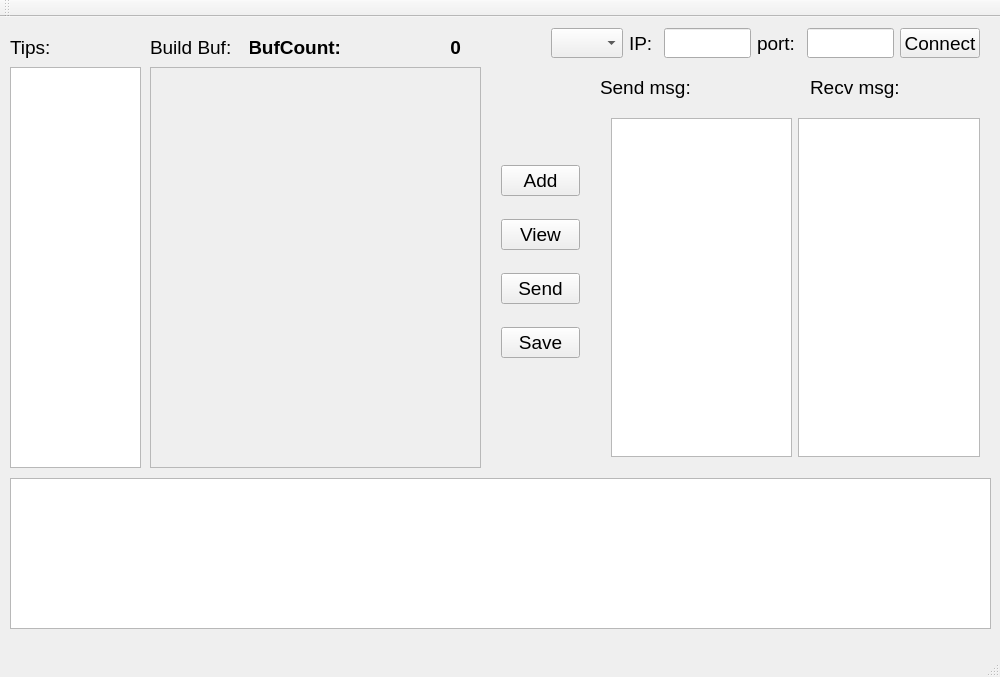
lkpworkspace/my_frame, file projects/MyTool/BuildBuf/ui/MainWindow.ui: the form before one commit.
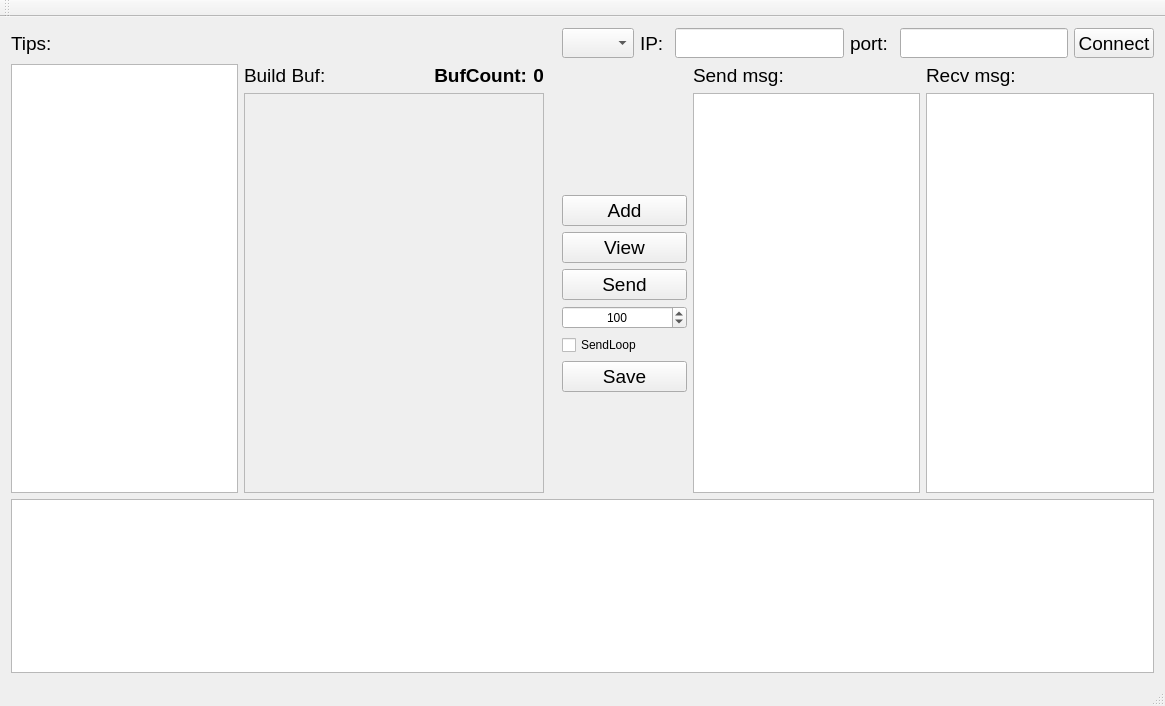
The form after the commit.

```diff
--- a/projects/MyTool/BuildBuf/ui/MainWindow.ui
+++ b/projects/MyTool/BuildBuf/ui/MainWindow.ui
@@ -6,8 +6,8 @@
    <rect>
     <x>0</x>
     <y>0</y>
-    <width>1000</width>
-    <height>677</height>
+    <width>1165</width>
+    <height>706</height>
    </rect>
   </property>
   <property name="minimumSize">
@@ -18,23 +18,156 @@
   </property>
   <property name="maximumSize">
    <size>
-    <width>1000</width>
-    <height>677</height>
+    <width>10000</width>
+    <height>10000</height>
    </size>
   </property>
   <property name="windowTitle">
    <string>MainWindow</string>
   </property>
   <widget class="QWidget" name="centralWidget">
-   <widget class="QWidget" name="horizontalLayoutWidget">
-    <property name="geometry">
-     <rect>
-      <x>540</x>
-      <y>0</y>
-      <width>451</width>
-      <height>41</height>
-     </rect>
-    </property>
+   <layout class="QGridLayout" name="gridLayout">
+    <item row="1" column="5">
+     <widget class="QLabel" name="label_5">
+      <property name="font">
+       <font>
+        <pointsize>14</pointsize>
+       </font>
+      </property>
+      <property name="text">
+       <string>Send msg:</string>
+      </property>
+     </widget>
+    </item>
+    <item row="2" column="4">
+     <layout class="QVBoxLayout" name="verticalLayout">
+      <item>
+       <spacer name="verticalSpacer_2">
+        <property name="orientation">
+         <enum>Qt::Vertical</enum>
+        </property>
+        <property name="sizeHint" stdset="0">
+         <size>
+          <width>20</width>
+          <height>40</height>
+         </size>
+        </property>
+       </spacer>
+      </item>
+      <item>
+       <widget class="QPushButton" name="pushButton_Add">
+        <property name="minimumSize">
+         <size>
+          <width>0</width>
+          <height>30</height>
+         </size>
+        </property>
+        <property name="font">
+         <font>
+          <pointsize>14</pointsize>
+         </font>
+        </property>
+        <property name="text">
+         <string>Add</string>
+        </property>
+       </widget>
+      </item>
+      <item>
+       <widget class="QPushButton" name="pushButton_View">
+        <property name="minimumSize">
+         <size>
+          <width>0</width>
+          <height>30</height>
+         </size>
+        </property>
+        <property name="font">
+         <font>
+          <pointsize>14</pointsize>
+         </font>
+        </property>
+        <property name="text">
+         <string>View</string>
+        </property>
+       </widget>
+      </item>
+      <item>
+       <widget class="QPushButton" name="pushButton_Send">
+        <property name="minimumSize">
+         <size>
+          <width>0</width>
+          <height>30</height>
+         </size>
+        </property>
+        <property name="font">
+         <font>
+          <pointsize>14</pointsize>
+         </font>
+        </property>
+        <property name="text">
+         <string>Send</string>
+        </property>
+       </widget>
+      </item>
+      <item>
+       <widget class="QSpinBox" name="spinBox_Interval">
+        <property name="alignment">
+         <set>Qt::AlignCenter</set>
+        </property>
+        <property name="specialValueText">
+         <string/>
+        </property>
+        <property name="minimum">
+         <number>1</number>
+        </property>
+        <property name="maximum">
+         <number>10000</number>
+        </property>
+        <property name="value">
+         <number>100</number>
+        </property>
+       </widget>
+      </item>
+      <item>
+       <widget class="QCheckBox" name="checkBox_SendLoop">
+        <property name="text">
+         <string>SendLoop</string>
+        </property>
+       </widget>
+      </item>
+      <item>
+       <widget class="QPushButton" name="pushButton_Save">
+        <property name="minimumSize">
+         <size>
+          <width>0</width>
+          <height>30</height>
+         </size>
+        </property>
+        <property name="font">
+         <font>
+          <pointsize>14</pointsize>
+         </font>
+        </property>
+        <property name="text">
+         <string>Save</string>
+        </property>
+       </widget>
+      </item>
+      <item>
+       <spacer name="verticalSpacer">
+        <property name="orientation">
+         <enum>Qt::Vertical</enum>
+        </property>
+        <property name="sizeHint" stdset="0">
+         <size>
+          <width>20</width>
+          <height>40</height>
+         </size>
+        </property>
+       </spacer>
+      </item>
+     </layout>
+    </item>
+    <item row="0" column="4" colspan="3">
     <layout class="QHBoxLayout" name="horizontalLayout">
      <item>
       <widget class="QComboBox" name="comboBox_Protocol">
@@ -121,29 +254,47 @@
       </widget>
      </item>
     </layout>
-   </widget>
+    </item>
+    <item row="3" column="0" colspan="7">
+     <widget class="QTableWidget" name="tableWidget"/>
+    </item>
+    <item row="1" column="6">
+     <widget class="QLabel" name="label_6">
+      <property name="font">
+       <font>
+        <pointsize>14</pointsize>
+       </font>
+      </property>
+      <property name="text">
+       <string>Recv msg:</string>
+      </property>
+     </widget>
+    </item>
+    <item row="2" column="5" colspan="2">
+     <layout class="QHBoxLayout" name="horizontalLayout_2">
+      <item>
+       <widget class="QListWidget" name="listWidget_Send"/>
+      </item>
+      <item>
+       <widget class="QListWidget" name="listWidget_Recv"/>
+      </item>
+     </layout>
+    </item>
+    <item row="1" column="0" rowspan="2">
    <widget class="QTextEdit" name="textEdit_Tips">
-    <property name="geometry">
-     <rect>
-      <x>10</x>
-      <y>50</y>
-      <width>131</width>
-      <height>401</height>
-     </rect>
+      <property name="minimumSize">
+       <size>
+        <width>100</width>
+        <height>100</height>
+       </size>
     </property>
     <property name="readOnly">
      <bool>true</bool>
     </property>
    </widget>
+    </item>
+    <item row="0" column="0">
    <widget class="QLabel" name="label_3">
-    <property name="geometry">
-     <rect>
-      <x>10</x>
-      <y>20</y>
-      <width>111</width>
-      <height>21</height>
-     </rect>
-    </property>
     <property name="font">
      <font>
       <pointsize>14</pointsize>
@@ -153,14 +304,18 @@
      <string>Tips: </string>
     </property>
    </widget>
+    </item>
+    <item row="1" column="1" rowspan="2">
+     <layout class="QVBoxLayout" name="verticalLayout_2">
+      <item>
+       <layout class="QGridLayout" name="gridLayout_2">
+        <item row="1" column="0">
    <widget class="QScrollArea" name="scrollArea">
-    <property name="geometry">
-     <rect>
-      <x>150</x>
-      <y>50</y>
-      <width>331</width>
-      <height>401</height>
-     </rect>
+          <property name="minimumSize">
+           <size>
+            <width>300</width>
+            <height>400</height>
+           </size>
     </property>
     <property name="horizontalScrollBarPolicy">
      <enum>Qt::ScrollBarAlwaysOff</enum>
@@ -173,21 +328,17 @@
       <rect>
        <x>0</x>
        <y>0</y>
-       <width>329</width>
-       <height>399</height>
+             <width>298</width>
+             <height>398</height>
       </rect>
      </property>
     </widget>
    </widget>
+        </item>
+        <item row="0" column="0">
+         <layout class="QHBoxLayout" name="horizontalLayout_5">
+          <item>
    <widget class="QLabel" name="label_4">
-    <property name="geometry">
-     <rect>
-      <x>150</x>
-      <y>20</y>
-      <width>91</width>
-      <height>21</height>
-     </rect>
-    </property>
     <property name="font">
      <font>
       <pointsize>14</pointsize>
@@ -197,186 +348,22 @@
      <string>Build Buf:</string>
     </property>
    </widget>
-   <widget class="QWidget" name="verticalLayoutWidget">
-    <property name="geometry">
-     <rect>
-      <x>490</x>
-      <y>120</y>
-      <width>101</width>
-      <height>251</height>
-     </rect>
-    </property>
-    <layout class="QVBoxLayout" name="verticalLayout">
-     <item>
-      <widget class="QPushButton" name="pushButton_Add">
-       <property name="minimumSize">
-        <size>
-         <width>0</width>
-         <height>30</height>
-        </size>
-       </property>
-       <property name="font">
-        <font>
-         <pointsize>14</pointsize>
-        </font>
-       </property>
-       <property name="text">
-        <string>Add</string>
-       </property>
-      </widget>
      </item>
      <item>
-      <widget class="QPushButton" name="pushButton_View">
-       <property name="minimumSize">
-        <size>
-         <width>0</width>
-         <height>30</height>
-        </size>
-       </property>
-       <property name="font">
-        <font>
-         <pointsize>14</pointsize>
-        </font>
-       </property>
-       <property name="text">
-        <string>View</string>
-       </property>
-      </widget>
-     </item>
-     <item>
-      <widget class="QPushButton" name="pushButton_Send">
-       <property name="minimumSize">
+           <spacer name="horizontalSpacer">
+            <property name="orientation">
+             <enum>Qt::Horizontal</enum>
+            </property>
+            <property name="sizeHint" stdset="0">
         <size>
-         <width>0</width>
-         <height>30</height>
-        </size>
-       </property>
-       <property name="font">
-        <font>
-         <pointsize>14</pointsize>
-        </font>
-       </property>
-       <property name="text">
-        <string>Send</string>
-       </property>
-      </widget>
+              <width>40</width>
+              <height>20</height>
+             </size>
+            </property>
+           </spacer>
      </item>
      <item>
-      <widget class="QPushButton" name="pushButton_Save">
-       <property name="minimumSize">
-        <size>
-         <width>0</width>
-         <height>30</height>
-        </size>
-       </property>
-       <property name="font">
-        <font>
-         <pointsize>14</pointsize>
-        </font>
-       </property>
-       <property name="text">
-        <string>Save</string>
-       </property>
-      </widget>
-     </item>
-    </layout>
-   </widget>
-   <widget class="QWidget" name="horizontalLayoutWidget_2">
-    <property name="geometry">
-     <rect>
-      <x>600</x>
-      <y>90</y>
-      <width>391</width>
-      <height>361</height>
-     </rect>
-    </property>
-    <layout class="QHBoxLayout" name="horizontalLayout_2">
-     <item>
-      <widget class="QListWidget" name="listWidget_Send"/>
-     </item>
-     <item>
-      <widget class="QListWidget" name="listWidget_Recv"/>
-     </item>
-    </layout>
-   </widget>
-   <widget class="QLabel" name="label_5">
-    <property name="geometry">
-     <rect>
-      <x>600</x>
-      <y>60</y>
-      <width>111</width>
-      <height>21</height>
-     </rect>
-    </property>
-    <property name="font">
-     <font>
-      <pointsize>14</pointsize>
-     </font>
-    </property>
-    <property name="text">
-     <string>Send msg:</string>
-    </property>
-   </widget>
-   <widget class="QLabel" name="label_6">
-    <property name="geometry">
-     <rect>
-      <x>810</x>
-      <y>60</y>
-      <width>111</width>
-      <height>21</height>
-     </rect>
-    </property>
-    <property name="font">
-     <font>
-      <pointsize>14</pointsize>
-     </font>
-    </property>
-    <property name="text">
-     <string>Recv msg:</string>
-    </property>
-   </widget>
-   <widget class="QTableWidget" name="tableWidget">
-    <property name="geometry">
-     <rect>
-      <x>10</x>
-      <y>461</y>
-      <width>981</width>
-      <height>151</height>
-     </rect>
-    </property>
-   </widget>
-   <widget class="QLabel" name="label_BufCount">
-    <property name="geometry">
-     <rect>
-      <x>350</x>
-      <y>20</y>
-      <width>111</width>
-      <height>21</height>
-     </rect>
-    </property>
-    <property name="font">
-     <font>
-      <pointsize>14</pointsize>
-      <weight>75</weight>
-      <bold>true</bold>
-     </font>
-    </property>
-    <property name="text">
-     <string>0</string>
-    </property>
-    <property name="alignment">
-     <set>Qt::AlignRight|Qt::AlignTrailing|Qt::AlignVCenter</set>
-    </property>
-   </widget>
    <widget class="QLabel" name="label_BufCount_2">
-    <property name="geometry">
-     <rect>
-      <x>250</x>
-      <y>20</y>
-      <width>91</width>
-      <height>21</height>
-     </rect>
-    </property>
     <property name="font">
      <font>
       <pointsize>14</pointsize>
@@ -391,6 +378,31 @@
      <set>Qt::AlignRight|Qt::AlignTrailing|Qt::AlignVCenter</set>
     </property>
    </widget>
+          </item>
+          <item>
+           <widget class="QLabel" name="label_BufCount">
+            <property name="font">
+             <font>
+              <pointsize>14</pointsize>
+              <weight>75</weight>
+              <bold>true</bold>
+             </font>
+            </property>
+            <property name="text">
+             <string>0</string>
+            </property>
+            <property name="alignment">
+             <set>Qt::AlignRight|Qt::AlignTrailing|Qt::AlignVCenter</set>
+            </property>
+           </widget>
+          </item>
+         </layout>
+        </item>
+       </layout>
+      </item>
+     </layout>
+    </item>
+   </layout>
   </widget>
   <widget class="QMenuBar" name="menuBar">
    <property name="geometry">
```
Left out of the diff: 4 changed lines with no effect on the pictures. Lines whose indentation alone changed are shown as unchanged.
